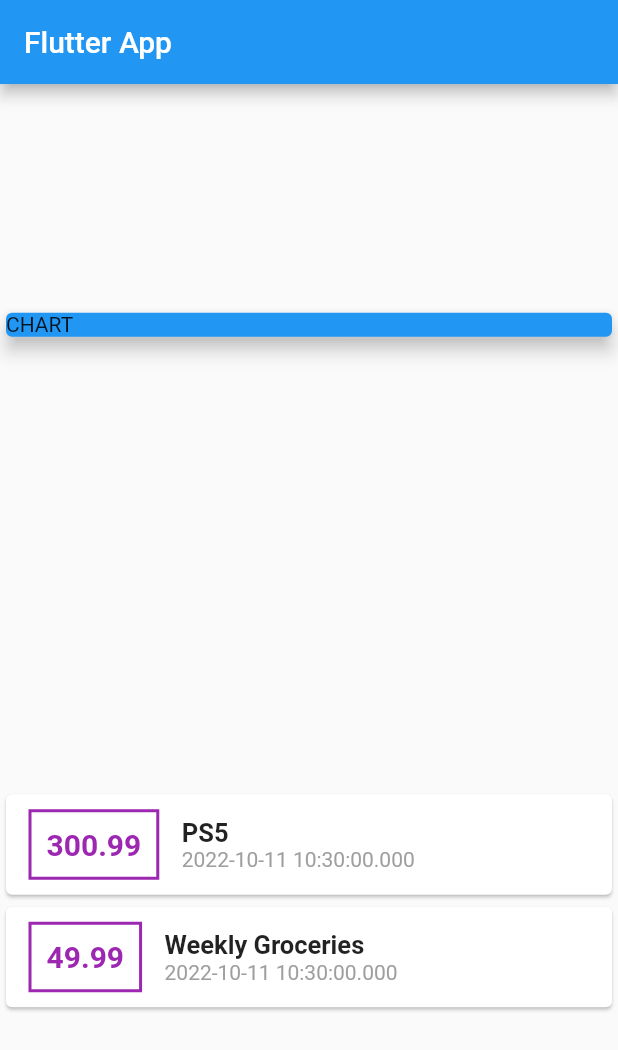
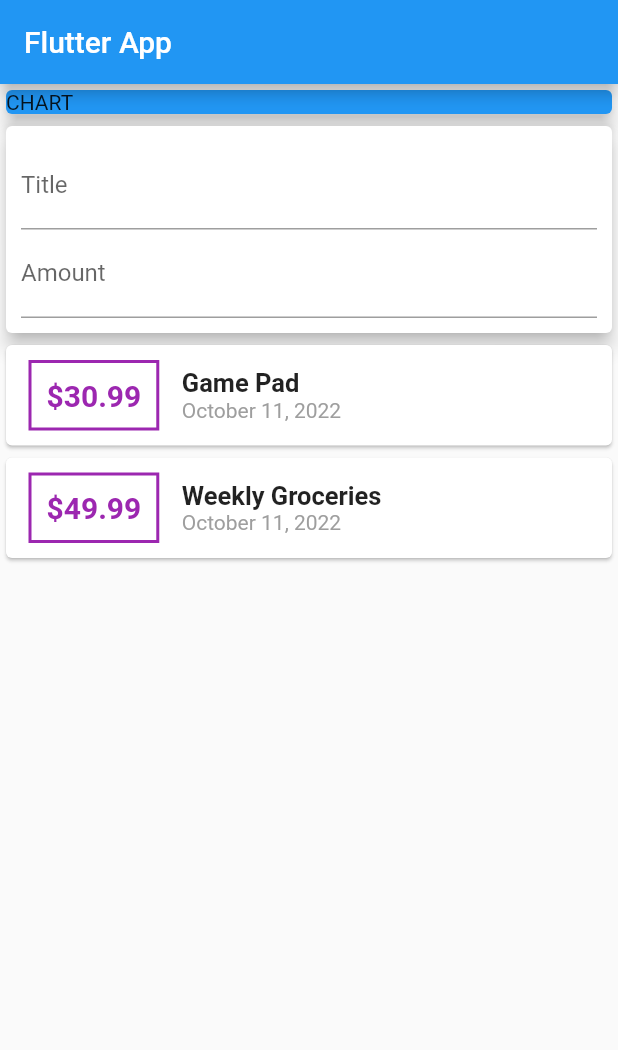
Before and after one commit to Bolutife-6978/Personal-Expense-App, a Flutter app: the screen it shows after launch, on a phone screen of 412 x 824 dp. Shown: the top 1050 px of the screen. Run offline on Flutter 3.47's test engine with Material 2 defaults, Android fonts, the phone set to English and light mode, and no system bars.

Commit message:
Created date formatt and input field

```diff
--- a/lib/main.dart
+++ b/lib/main.dart
@@ -1,5 +1,6 @@
 import 'package:flutter/material.dart';
 import 'package:personal_expense_app/transaction.dart';
+import 'package:intl/intl.dart';
 
 void main() => runApp(MyApp());
 
@@ -19,8 +20,8 @@ class MyHomePage extends StatelessWidget {
   final List<Transaction> transaction = [
     Transaction(
       id: 't1',
-      title: 'PS5',
-      amount: 300.99,
+      title: 'Game Pad',
+      amount: 30.99,
       date: DateTime.now(),
     ),
     Transaction(
@@ -37,13 +38,29 @@ class MyHomePage extends StatelessWidget {
           title: const Text('Flutter App'),
         ),
         body: Column(
-          mainAxisAlignment: MainAxisAlignment.spaceAround,
+          //mainAxisAlignment: MainAxisAlignment.spaceAround,
           crossAxisAlignment: CrossAxisAlignment.stretch,
           children: <Widget>[
             const Card(
               color: Colors.blue,
               elevation: 5,
               child: Text('CHART'),
+            ),
+            Card(
+              elevation: 5,
+              child: Container(
+                padding: const EdgeInsets.all(10),
+                child: Column(
+                  children: const <Widget>[
+                    TextField(
+                      decoration: InputDecoration(label: Text('Title')),
+                    ),
+                    TextField(
+                      decoration: InputDecoration(label: Text('Amount')),
+                    )
+                  ],
+                ),
+              ),
             ),
             Column(
               children: transaction.map((tx) {
@@ -63,7 +80,7 @@ class MyHomePage extends StatelessWidget {
                       ),
                       padding: const EdgeInsets.all(10),
                       child: Text(
-                        tx.amount.toString(),
+                        '\$${tx.amount}',
                         style: const TextStyle(
                           fontWeight: FontWeight.bold,
                           fontSize: 20,
@@ -80,7 +97,7 @@ class MyHomePage extends StatelessWidget {
                               fontWeight: FontWeight.bold, fontSize: 17),
                         ),
                         Text(
-                          tx.date.toString(),
+                          DateFormat('yMMMMd').format(tx.date),
                           style: const TextStyle(color: Colors.grey),
                         )
                       ],
--- a/pubspec.yaml
+++ b/pubspec.yaml
@@ -36,6 +36,7 @@ dependencies:
   # The following adds the Cupertino Icons font to your application.
   # Use with the CupertinoIcons class for iOS style icons.
   cupertino_icons: ^1.0.2
+  intl: ^0.17.0
 
 dev_dependencies:
   flutter_test:
```
Also changed, not shown: pubspec.lock.
